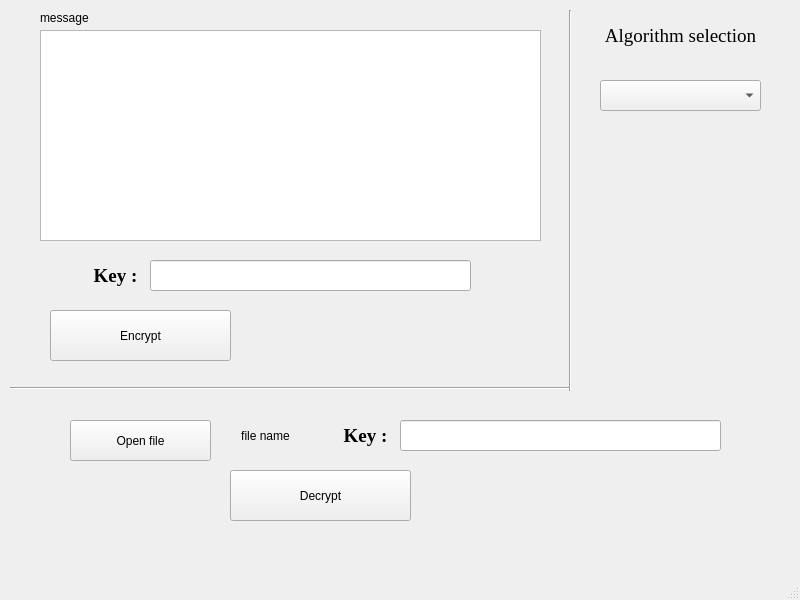
Phartoviy/Encryption-machine, file mainwindow.ui: the form before one commit.
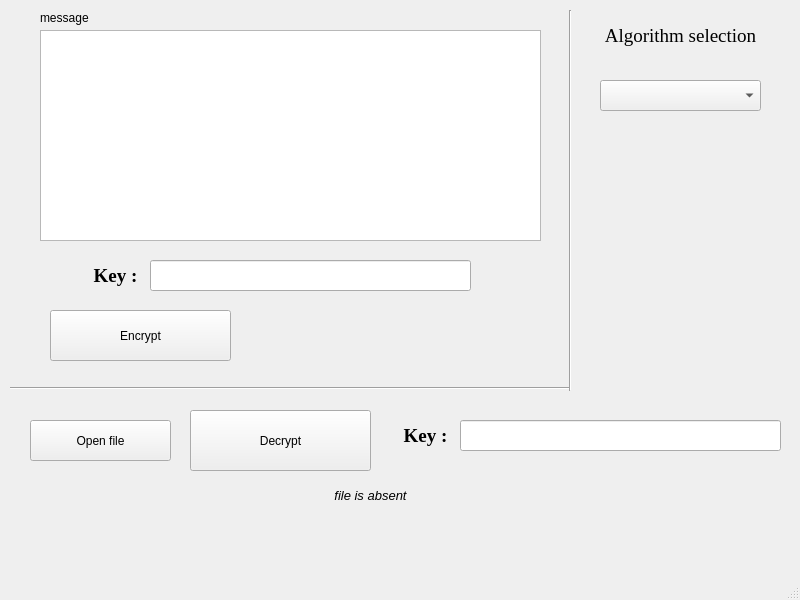
The form after the commit.

What changed in the file:
```diff
--- a/mainwindow.ui
+++ b/mainwindow.ui
@@ -94,7 +94,7 @@
    <widget class="QLabel" name="label_2">
     <property name="geometry">
      <rect>
-      <x>330</x>
+      <x>390</x>
       <y>420</y>
       <width>71</width>
       <height>31</height>
@@ -118,7 +118,7 @@
    <widget class="QLineEdit" name="lineEdit_2">
     <property name="geometry">
      <rect>
-      <x>400</x>
+      <x>460</x>
       <y>420</y>
       <width>321</width>
       <height>31</height>
@@ -133,7 +133,7 @@
    <widget class="QPushButton" name="pushButton_2">
     <property name="geometry">
      <rect>
-      <x>70</x>
+      <x>30</x>
       <y>420</y>
       <width>141</width>
       <height>41</height>
@@ -159,14 +159,21 @@
    <widget class="QLabel" name="label_3">
     <property name="geometry">
      <rect>
-      <x>220</x>
-      <y>420</y>
-      <width>91</width>
+      <x>40</x>
+      <y>480</y>
+      <width>661</width>
       <height>31</height>
      </rect>
     </property>
+    <property name="font">
+     <font>
+      <pointsize>10</pointsize>
+      <italic>true</italic>
+      <bold>false</bold>
+     </font>
+    </property>
     <property name="text">
-     <string>file name</string>
+     <string>file is absent</string>
     </property>
     <property name="alignment">
      <set>Qt::AlignCenter</set>
@@ -188,10 +195,10 @@
    <widget class="QPushButton" name="pushButton_3">
     <property name="geometry">
      <rect>
-      <x>230</x>
-      <y>470</y>
+      <x>190</x>
+      <y>410</y>
       <width>181</width>
-      <height>51</height>
+      <height>61</height>
      </rect>
     </property>
     <property name="text">
```
